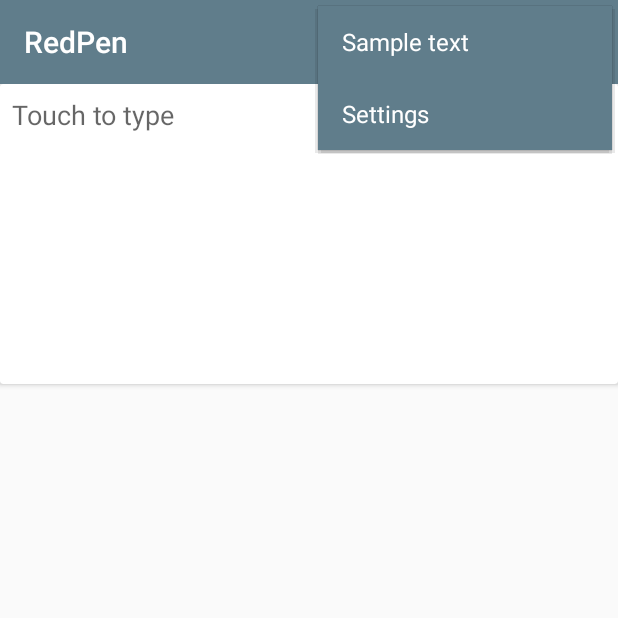
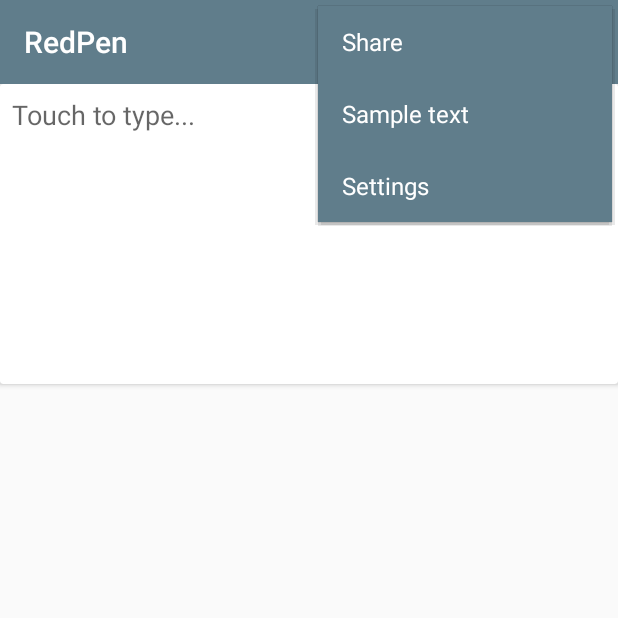
Before and after one commit to hotchemi/redpen-android, an Android app: the screen it shows after launch (MainActivity), with the options menu open, on a phone screen of 412 x 824 dp, the top half of it. Run offline under Robolectric (Android 15) with nearby library versions, the phone set to English and light mode, and no system bars; our stand-ins replace ButterKnife; libraries missing offline, so code that uses them is left out: com.melnykov.fab; plain views replace FloatingActionButton; 1 statement that could not run was skipped.

Commit message:
Add action menu.

```diff
--- a/app/src/main/java/cc/redpen/adapter/ValidateResultAdapter.java
+++ b/app/src/main/java/cc/redpen/ui/adapter/ValidateResultAdapter.java
@@ -1,4 +1,4 @@
-package cc.redpen.adapter;
+package cc.redpen.ui.adapter;
 
 import android.support.v7.widget.RecyclerView;
 import android.view.LayoutInflater;
--- a/app/src/main/res/layout/fragment_main.xml
+++ b/app/src/main/res/layout/fragment_main.xml
@@ -31,15 +31,15 @@
                 android:layout_width="match_parent"
                 android:layout_height="match_parent"/>
 
+    </android.support.v4.widget.SwipeRefreshLayout>
+
     <com.melnykov.fab.FloatingActionButton
             android:id="@+id/fab"
             android:layout_width="wrap_content"
             android:layout_height="wrap_content"
-                android:layout_gravity="bottom|right"
             android:layout_margin="16dp"
             android:src="@drawable/ic_content_paste_white"
             fab:fab_colorNormal="@color/accent"
             fab:fab_colorPressed="@color/red_600"
             fab:fab_colorRipple="@color/red_400"/>
-    </android.support.v4.widget.SwipeRefreshLayout>>
 </LinearLayout>
--- a/app/src/main/res/menu/menu_main.xml
+++ b/app/src/main/res/menu/menu_main.xml
@@ -1,8 +1,28 @@
 <menu xmlns:android="http://schemas.android.com/apk/res/android"
       xmlns:app="http://schemas.android.com/apk/res-auto"
-      xmlns:tools="http://schemas.android.com/tools" tools:context=".MainActivity">
-    <item android:id="@+id/action_add_sample" android:title="@string/action_add_sample"
-          android:orderInCategory="100" app:showAsAction="never"/>
-    <item android:id="@+id/action_settings" android:title="@string/action_settings"
-          android:orderInCategory="100" app:showAsAction="never"/>
+      xmlns:tools="http://schemas.android.com/tools"
+      tools:context=".MainActivity">
+    <item android:id="@+id/action_copy"
+          android:icon="@drawable/ic_copy"
+          android:title="@string/action_copy"
+          android:orderInCategory="100"
+          app:showAsAction="ifRoom"/>
+    <item android:id="@+id/action_clear"
+          android:icon="@drawable/ic_clear"
+          android:title="@string/action_clear"
+          android:orderInCategory="100"
+          app:showAsAction="ifRoom"/>
+    <item android:id="@+id/action_share"
+          android:icon="@drawable/ic_share"
+          android:title="@string/action_share"
+          android:orderInCategory="100"
+          app:showAsAction="ifRoom"/>
+    <item android:id="@+id/action_add_sample"
+          android:title="@string/action_add_sample"
+          android:orderInCategory="100"
+          app:showAsAction="never"/>
+    <item android:id="@+id/action_settings"
+          android:title="@string/action_settings"
+          android:orderInCategory="100"
+          app:showAsAction="never"/>
 </menu>
--- /dev/null
+++ b/app/src/main/res/values/messages.xml
@@ -0,0 +1,3 @@
+<resources>
+    <string name="message_copy">Copied.</string>
+</resources>
--- a/app/src/main/res/values/strings.xml
+++ b/app/src/main/res/values/strings.xml
@@ -1,8 +1,11 @@
 <resources>
     <string name="app_name">RedPen</string>
     <string name="action_add_sample">Sample text</string>
+    <string name="action_clear">Clear</string>
+    <string name="action_copy">Copy</string>
+    <string name="action_share">Share</string>
     <string name="action_settings">Settings</string>
-    <string name="hint_document_edittext">Touch to type</string>
+    <string name="hint_document_edittext">Touch to type...</string>
     <string name="label_result_textview">Line %1$s: %2$s</string>
     <string name="sample_text">Some software tools work in more than one machine, and such distributed (cluster)systems can handle huge data or tasks, because such software tools make use of large amount of computer resources.\nIn this article, we\'ll call a computer server that works as a member of a cluster an "instance". for example, each instance in distributed search engines stores the the fractions of data.\nSuch distriubuted systems need a component to merge the preliminary results from member instnaces.</string>
 </resources>
```
Also changed, not shown: app/src/main/java/cc/redpen/helper/ClipboardHelper.java (+12 -4 lines), app/src/main/java/cc/redpen/helper/IntentHelper.java (+8 -0 lines), app/src/main/java/cc/redpen/ui/fragment/MainFragment.java (+14 -2 lines), app/src/main/java/cc/redpen/util/ToastUtil.java (added, +16 -0 lines), app/src/main/res/drawable-xxhdpi/ic_clear.png (added), app/src/main/res/drawable-xxhdpi/ic_copy.png (added), app/src/main/res/drawable-xxhdpi/ic_share.png (added), app/src/main/res/drawable-xxxhdpi/ic_clear.png (added), app/src/main/res/drawable-xxxhdpi/ic_copy.png (added), app/src/main/res/drawable-xxxhdpi/ic_share.png (added). Lines whose indentation alone changed are shown as unchanged.
